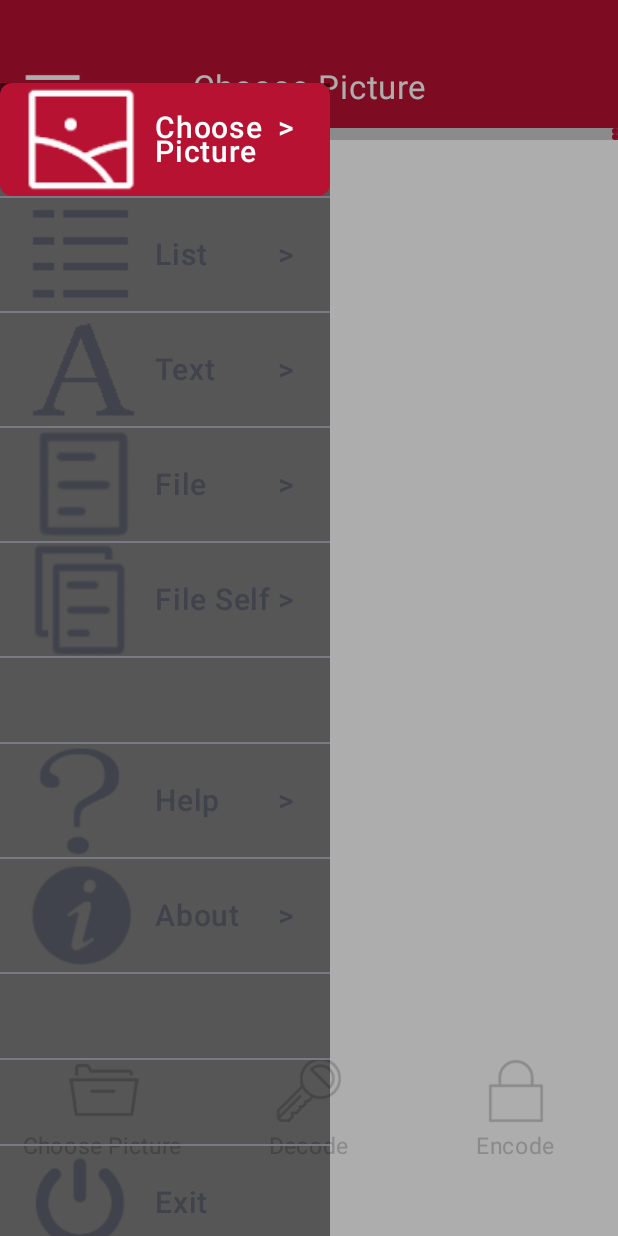
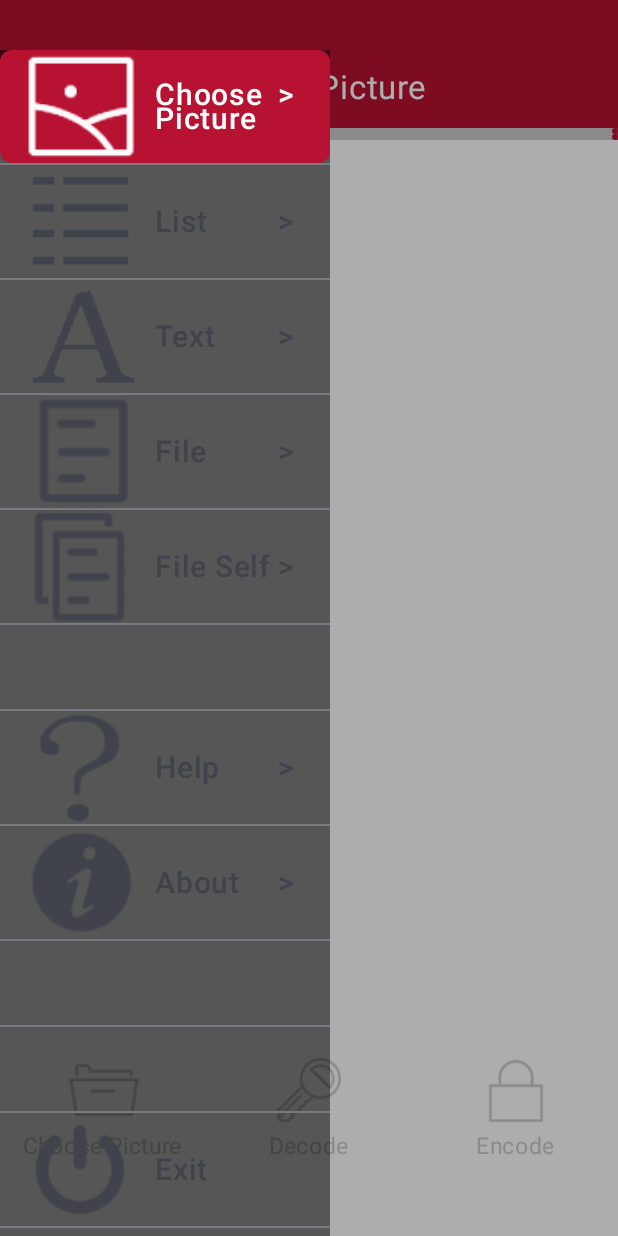
Before and after one commit to FrankLiQiang/ShowCompose, an Android app built with Jetpack Compose: the screen it shows after launch (MainActivity), after a tap on "Hide Info", on a phone screen of 412 x 824 dp. Run offline under Robolectric (Android 15) with nearby library versions, the phone set to English and light mode, and no system bars; our stand-ins replace accompanist.

```diff
--- a/app/src/main/java/com/frank/showcompose/List.kt
+++ b/app/src/main/java/com/frank/showcompose/List.kt
@@ -129,7 +129,7 @@ fun ShowList() {
 
     gotoLast = {
         coroutineScope.launch {
-            scrollState.animateScrollToItem(mutableData.size - 1)
+            scrollState.scrollToItem(mutableData.size - 1)
         }
     }
     val imeVisible = WindowInsets.Companion.isImeVisible
@@ -187,7 +187,7 @@ fun ShowList() {
 
                                 m.isItemChosen = true
                                 coroutineScope.launch {
-                                    scrollState.animateScrollToItem(i)
+                                    scrollState.scrollToItem(i)
                                 }
                                 break
                             }
--- a/app/src/main/java/com/frank/showcompose/ui/NavigationComponent.kt
+++ b/app/src/main/java/com/frank/showcompose/ui/NavigationComponent.kt
@@ -141,7 +141,8 @@ fun MyDrawerContent(
     onBackPress: () -> Unit,
 ) {
     ModalDrawerSheet(
-        modifier.padding(top = 55.dp),      //红米 Note pro 55.dp     Google 6A   33.dp
+//        modifier.padding(top = 55.dp),      //小米
+        modifier.padding(top = 33.dp),      //Google 6A
         drawerContainerColor = Color.Transparent,
     ) {
         Column(
```
Also changed, not shown: 1 other file.
